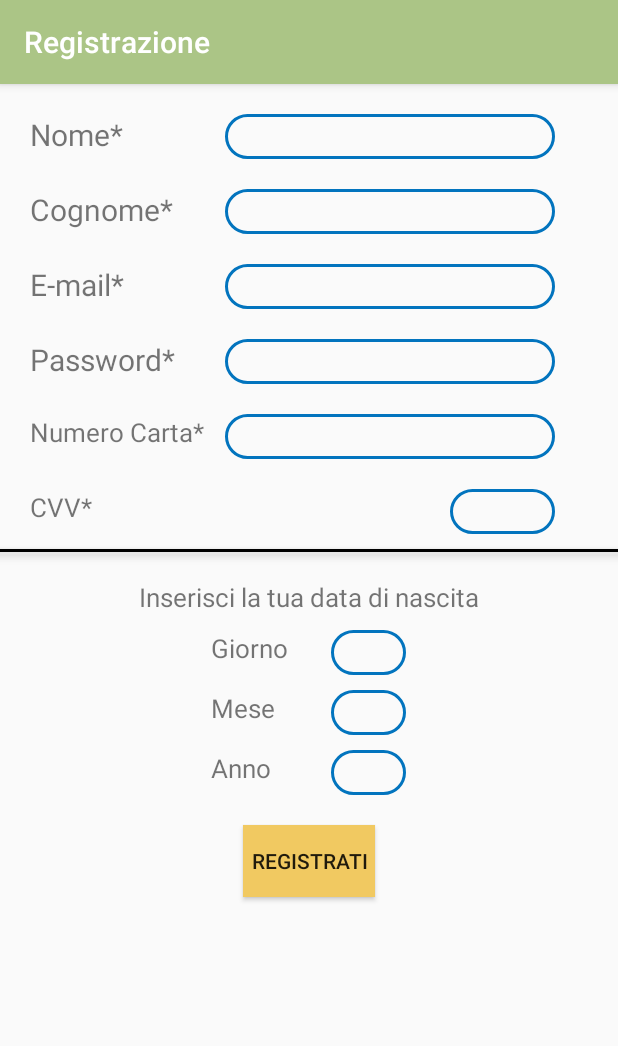
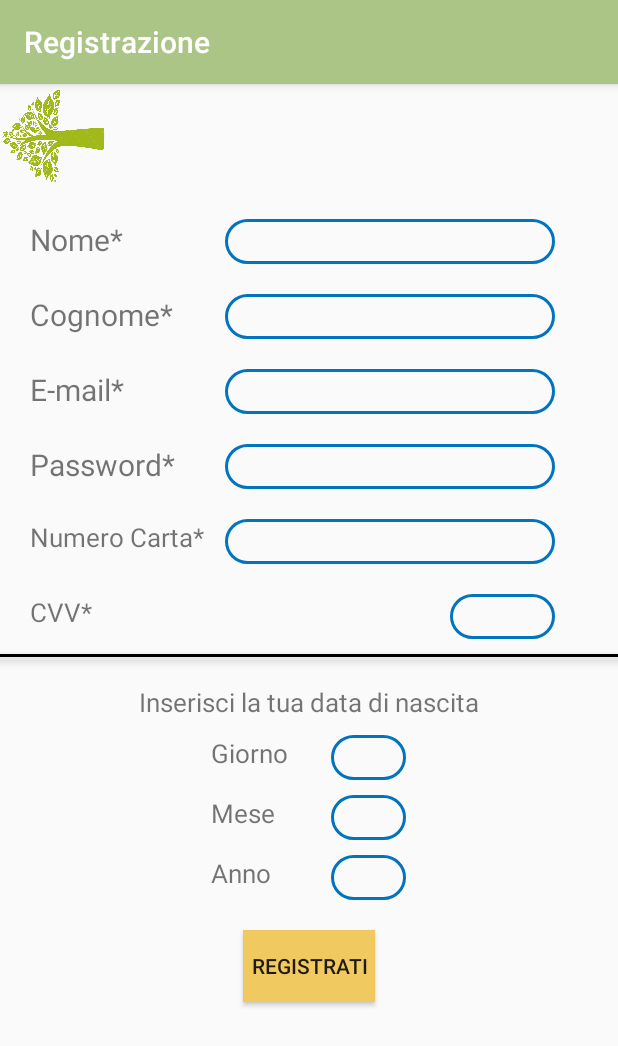
Before and after one commit to kenz097/Gruppo-18-Smart-Farming, an Android app: the Registrazione screen opened directly, with no data from a screen before it, on a phone screen of 412 x 824 dp. Shown: the top 1046 px of the screen. Run offline under Robolectric (Android 15) with nearby library versions, the phone set to English and light mode, and no system bars.

Commit message:
Aggiunto bottone per tornare indietro dalla registrazione

```diff
--- a/app/src/main/res/layout/activity_registrazione.xml
+++ b/app/src/main/res/layout/activity_registrazione.xml
@@ -4,7 +4,16 @@
     android:layout_height="match_parent"
     android:orientation="vertical">
 
+    <ImageButton
+        android:id="@+id/backId"
+        android:layout_width="70dp"
+        android:layout_height="70dp"
+        android:background="@drawable/back"
+        android:onClick="goLogin"
+        />
+
     <RelativeLayout
+        android:layout_below="@id/backId"
         android:id="@+id/firstRelative"
         android:layout_width="match_parent"
         android:layout_height="wrap_content"
```
